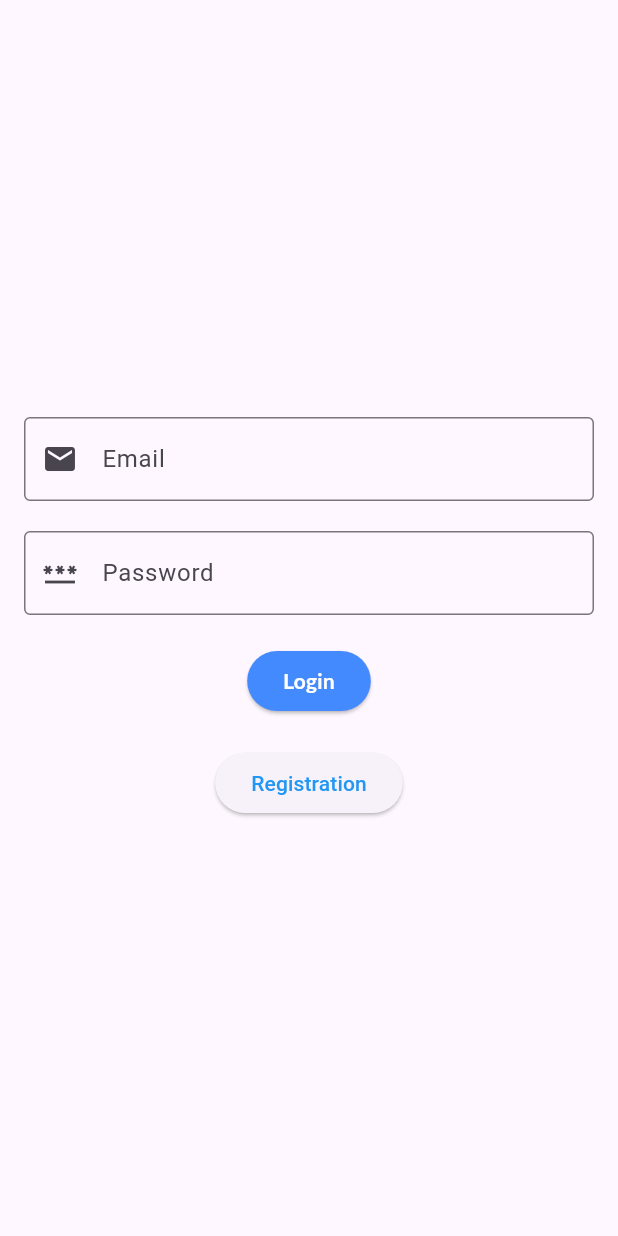
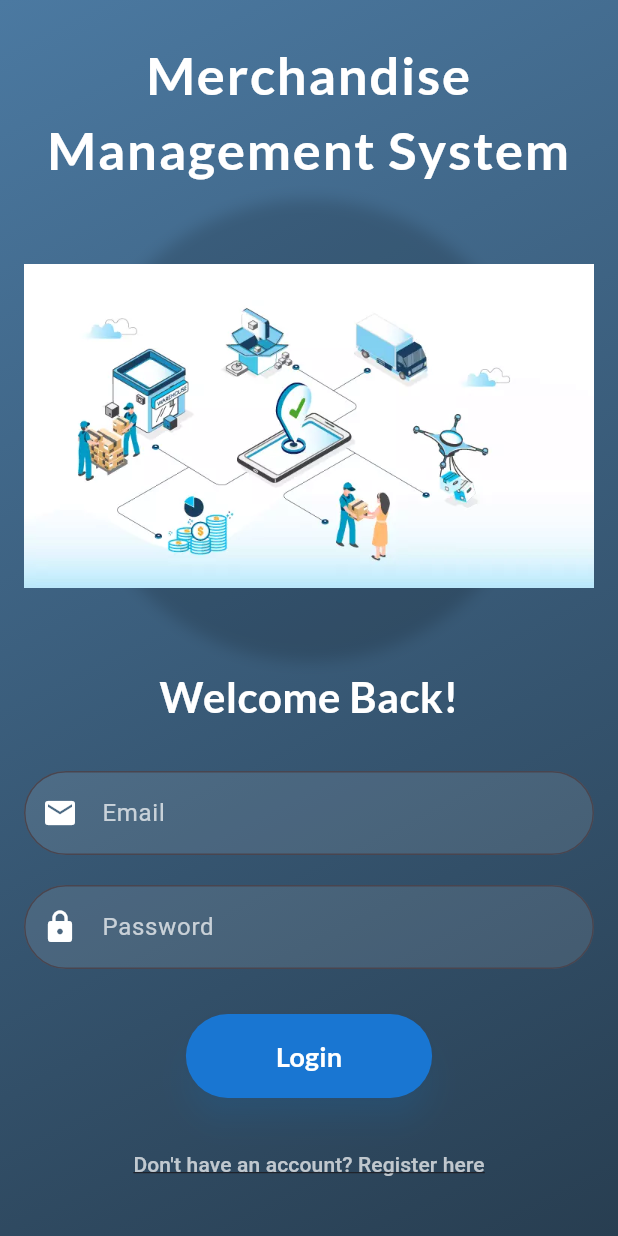
Before and after one commit to NayamulNirob/Flutter_Project, a Flutter app: the screen it shows after launch, on a phone screen of 412 x 824 dp. Run offline on Flutter 3.47's test engine with Material 3 defaults, Android fonts, the light colour scheme and no system bars; our stand-ins replace dio, flutter_secure_storage, google_fonts, image_picker, shared_preferences; missing offline and left inert: image_picker_web, jwt_decode, radio_group_v2.

Commit message:
Login Page design
10:53PM
12/11/2024

```diff
--- a/merchandise_management_system/lib/main.dart
+++ b/merchandise_management_system/lib/main.dart
@@ -13,7 +13,7 @@ class MyApp extends StatelessWidget {
   Widget build(BuildContext context) {
     return MaterialApp(
         debugShowCheckedModeBanner: false,
-        home: Loginpage(),
+        home: LoginPage(),
     );
   }
 }
--- a/merchandise_management_system/lib/pages/LogInPage.dart
+++ b/merchandise_management_system/lib/pages/LogInPage.dart
@@ -6,43 +6,34 @@ import 'package:merchandise_management_system/pages/User_page.dart';
 import 'package:merchandise_management_system/pages/admin_page.dart';
 import 'package:merchandise_management_system/services/AuthService.dart';
 
+class LoginPage extends StatelessWidget {
+  final TextEditingController email = TextEditingController();
+  final TextEditingController password = TextEditingController();
 
-class Loginpage extends StatelessWidget {
-
-
-  final TextEditingController email=TextEditingController();
-  final TextEditingController password =TextEditingController();
-
-  final store =const FlutterSecureStorage();
+  final store = const FlutterSecureStorage();
   AuthService authService = AuthService();
 
-  Loginpage({super.key});
+  LoginPage({super.key});
 
-
-
-  Future<void>loginUser(BuildContext context)async{
-
-    try{
-      final response =await authService.login(email.text, password.text);
-
+  Future<void> loginUser (BuildContext context) async {
+    try {
+      final response = await authService.login(email.text, password.text);
       final role = await authService.getUserRole();
-
       print(role);
-      if(role== 'ADMIN'){
+      if (role == 'ADMIN') {
         Navigator.pushReplacement(
           context,
-          MaterialPageRoute(builder: (context)=>const AdminPage()),
+          MaterialPageRoute(builder: (context) => const AdminPage()),
         );
-      }else if(role=='USER'){
+      } else if (role == 'USER') {
         Navigator.pushReplacement(
           context,
-          MaterialPageRoute(builder: (context)=>const UserPage()),
+          MaterialPageRoute(builder: (context) => const UserPage()),
         );
-      }else {
+      } else {
         print('Unknown role: $role');
       }
-
-    }catch (error) {
+    } catch (error) {
       print('Login failed: $error');
     }
   }
@@ -50,58 +41,100 @@ class Loginpage extends StatelessWidget {
   @override
   Widget build(BuildContext context) {
     return Scaffold(
-      body: Padding(
-          padding: const EdgeInsets.all(16),
+      body: Container(
+        decoration: const BoxDecoration(
+          gradient: LinearGradient(
+            colors: [Color(0xFF4B79A1), Color(0xFF283E51)], // Darker gradient for depth
+            begin: Alignment.topLeft,
+            end: Alignment.bottomRight,
+          ),
+        ),
+        child: Padding(
+          padding: const EdgeInsets.all(16.0),
+          child: Center(
+            child: SingleChildScrollView(
               child: Column(
                 mainAxisAlignment: MainAxisAlignment.center,
                 children: [
-            TextField(
-              controller: email,
-              decoration: const InputDecoration(
-                labelText: 'Email',
-                border: OutlineInputBorder(),
-                prefixIcon: Icon(Icons.email)
+                  Text(
+                    'Merchandise Management System',
+                    textAlign: TextAlign.center,
+                    style: GoogleFonts.lato(
+                      fontSize: 35,
+                      fontWeight: FontWeight.bold,
+                      color: Colors.white,
+                      letterSpacing: 1.2,
                     ),
                   ),
-            const SizedBox(
-              height: 20,
+                  SizedBox(height: 10,),
+                  Container(
+                    decoration: BoxDecoration(
+                      shape: BoxShape.circle,
+                      boxShadow: [
+                        BoxShadow(
+                          color: Colors.black.withOpacity(0.15),
+                          spreadRadius: 4,
+                          blurRadius: 8,
+                          offset: Offset(0, 3),
                         ),
-            TextField(
+                      ],
+                    ),
+                    child: Image.asset(
+                      'assets/mms_logo.png', // Path to your image
+                      height: 300,
+                    ),
+                  ),
+                  const SizedBox(height: 10),
+                  Text(
+                    'Welcome Back!',
+                    style: GoogleFonts.lato(
+                      fontSize: 28,
+                      fontWeight: FontWeight.w600,
+                      color: Colors.white,
+                    ),
+                  ),
+                  const SizedBox(height: 30),
+                  _buildTextField(
+                    controller: email,
+                    label: 'Email',
+                    icon: Icons.email,
+                  ),
+                  const SizedBox(height: 20),
+                  _buildTextField(
                     controller: password,
-              decoration: const InputDecoration(
-                labelText: 'Password',
-                border: OutlineInputBorder(),
-                prefixIcon: Icon(Icons.password)
+                    label: 'Password',
+                    icon: Icons.lock,
+                    isPassword: true,
                   ),
-              obscureText: true,
-            ),
-            const SizedBox(
-              height: 20,
-            ),
-            ElevatedButton(onPressed: (){
+                  const SizedBox(height: 30),
+                  ElevatedButton(
+                    onPressed: () {
                       String em = email.text;
-              String pass =password.text;
+                      String pass = password.text;
                       loginUser(context);
-              print('Email: $em, Password $pass');
-
+                      print('Email: $em, Password: $pass');
                     },
                     style: ElevatedButton.styleFrom(
-                backgroundColor: Colors.blueAccent,
-                foregroundColor: Colors.white
+                      backgroundColor: Colors.blue.shade700,
+                      shadowColor: Colors.blue.withOpacity(0.3),
+                      elevation: 8,
+                      shape: RoundedRectangleBorder(
+                        borderRadius: BorderRadius.circular(30),
+                      ),
+                      padding: const EdgeInsets.symmetric(vertical: 15, horizontal: 60),
                     ),
                     child: Text(
                       "Login",
                       style: TextStyle(
                         fontWeight: FontWeight.w600,
-                 fontFamily: GoogleFonts.lato().fontFamily
+                        fontFamily: GoogleFonts.lato().fontFamily,
+                        fontSize: 18,
+                        color: Colors.white,
                       ),
                     ),
-
                   ),
-            const SizedBox(
-              height: 20,
-            ),
-            ElevatedButton(
+                  const SizedBox(height: 20),
+                  TextButton(
                     onPressed: () {
                       Navigator.push(
                         context,
@@ -109,17 +142,48 @@ class Loginpage extends StatelessWidget {
                       );
                     },
                     child: const Text(
-                'Registration',
+                      "Don't have an account? Register here",
                       style: TextStyle(
-                  color: Colors.blue,
-                  decoration: TextDecoration.none,
+                        color: Colors.white70,
+                        decoration: TextDecoration.underline,
                       ),
                     ),
                   ),
-
                 ],
+              ),
+            ),
+          ),
         ),
       ),
     );
   }
+
+  Widget _buildTextField({
+    required TextEditingController controller,
+    required String label,
+    required IconData icon,
+    bool isPassword = false,
+  }) {
+    return TextField(
+      controller: controller,
+      obscureText: isPassword,
+      decoration: InputDecoration(
+        labelText: label,
+        labelStyle: const TextStyle(color: Colors.white70),
+        border: OutlineInputBorder(
+          borderRadius: BorderRadius.circular(30),
+          borderSide: const BorderSide(color: Colors.white),
+        ),
+        focusedBorder: OutlineInputBorder(
+          borderRadius: BorderRadius.circular(30),
+          borderSide: const BorderSide(color: Colors.white),
+        ),
+        prefixIcon: Icon(icon, color: Colors.white),
+        filled: true,
+        fillColor: Colors.white.withOpacity(0.1),
+      ),
+      style: const TextStyle(color: Colors.white),
+    );
   }
+
+}
--- a/merchandise_management_system/lib/pages/RegistrationPage.dart
+++ b/merchandise_management_system/lib/pages/RegistrationPage.dart
@@ -281,7 +281,7 @@ class _RegistrationPageState extends State<RegistrationPage> {
                 if (isRegistered) {
                   Navigator.push(
                     context,
-                    MaterialPageRoute(builder: (context) => Loginpage()),
+                    MaterialPageRoute(builder: (context) => LoginPage()),
                   );
                 } else {
                   // Show an error message or handle unsuccessful registration as needed.
--- a/merchandise_management_system/lib/pages/admin_page.dart
+++ b/merchandise_management_system/lib/pages/admin_page.dart
@@ -117,7 +117,7 @@ class AdminPage extends StatelessWidget {
                 // Implement logout functionality or navigate back to login
                 Navigator.pushReplacement(
                   context,
-                  MaterialPageRoute(builder: (context) => Loginpage()),
+                  MaterialPageRoute(builder: (context) => LoginPage()),
                 ); // Example logout: navigate back to login
               },
               style: ElevatedButton.styleFrom(
--- a/merchandise_management_system/pubspec.yaml
+++ b/merchandise_management_system/pubspec.yaml
@@ -71,10 +71,15 @@ dev_dependencies:
 # The following section is specific to Flutter packages.
 flutter:
 
+
+
   # The following line ensures that the Material Icons font is
   # included with your application, so that you can use the icons in
   # the material Icons class.
   uses-material-design: true
+
+  assets:
+    - assets/mms_logo.png
 
   # To add assets to your application, add an assets section, like this:
   # assets:
```
Also changed, not shown: merchandise_management_system/assets/mms_logo.png (added). Lines whose indentation alone changed are shown as unchanged.
